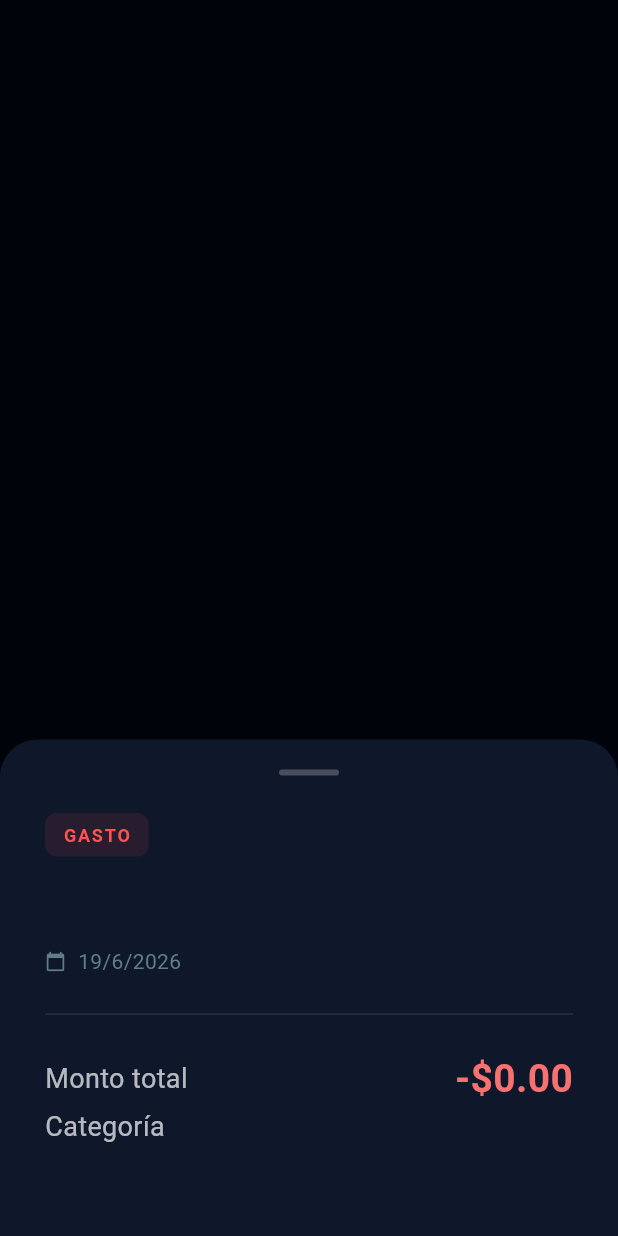
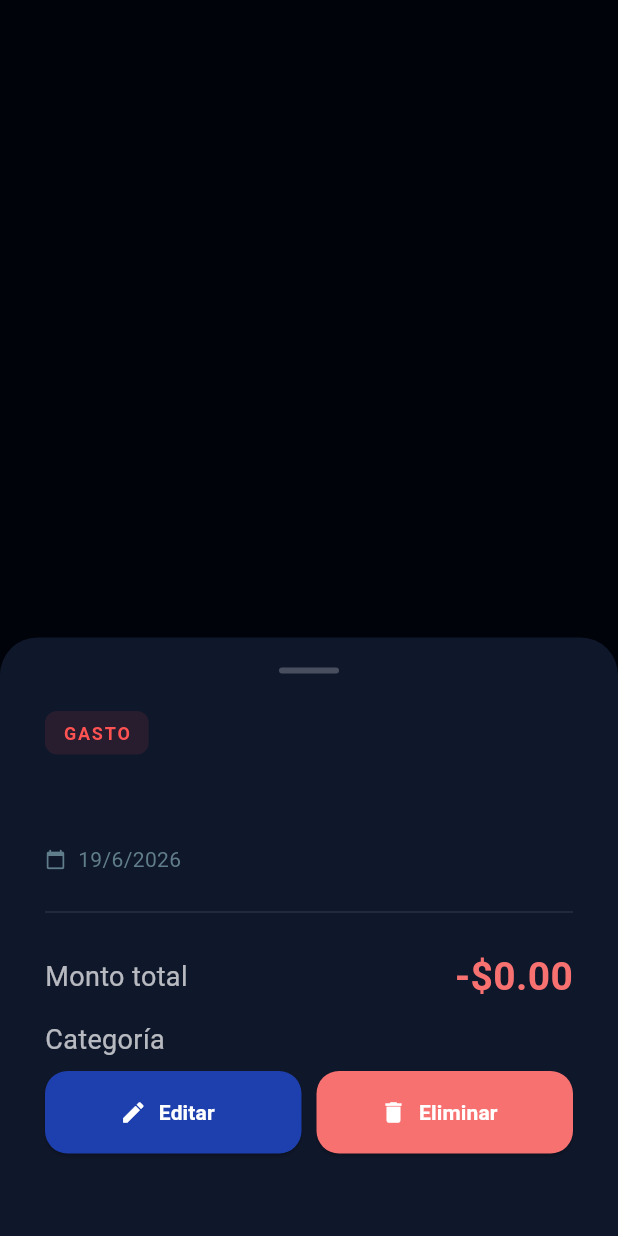
Before and after one commit to K1lluaZk/Fluxo, a Flutter app: what showDetalleMovimiento() shows on an empty page, opened directly with empty values, on a phone screen of 412 x 824 dp. Run offline on Flutter 3.47's test engine with Material 3 defaults, Android fonts, the phone set to English and light mode, and no system bars; our stand-ins replace fl_chart, hive, hive_flutter; accounts and stored records are empty.

Commit message:
Add edit and delete buttons in details

```diff
--- a/flujo_app/lib/features/home/sheets/add_movimiento_sheet.dart
+++ b/flujo_app/lib/features/home/sheets/add_movimiento_sheet.dart
@@ -11,16 +11,18 @@ void showAddMovimientoSheet({
 
   // Lista de categorías disponibles
   final List<String> categorias = [
+    "Pendiente",
     "Comida",
     "Transporte",
     "Compras",
     "Trabajo",
     "Entretenimiento",
     "Salud",
+    "Otras",
   ];
 
   // Categoría seleccionada por defecto
-  String categoriaSeleccionada = "Comida";
+  String categoriaSeleccionada = "Pendiente";
 
   showModalBottomSheet(
     context: context,
--- a/flujo_app/lib/features/home/sheets/detalle_movimiento_sheet.dart
+++ b/flujo_app/lib/features/home/sheets/detalle_movimiento_sheet.dart
@@ -1,20 +1,28 @@
 import 'package:flutter/material.dart';
+import 'package:provider/provider.dart';
+
 import '../../../../data/models/movimiento.dart';
+import '../providers/movimiento_provider.dart';
+import 'edit_movimiento_sheet.dart';
 
-void showDetalleMovimiento(BuildContext context, Movimiento item) {
+void showDetalleMovimiento(
+  BuildContext context,
+  Movimiento item,
+) {
   showModalBottomSheet(
     context: context,
-    backgroundColor: const Color(0xFF0F172A), // Fondo oscuro coherente
+    backgroundColor: const Color(0xFF0F172A),
     shape: const RoundedRectangleBorder(
-      borderRadius: BorderRadius.vertical(top: Radius.circular(25)),
+      borderRadius: BorderRadius.vertical(
+        top: Radius.circular(25),
+      ),
     ),
     builder: (context) => Padding(
-      padding: const EdgeInsets.symmetric(horizontal: 30, vertical: 20),
+     padding: const EdgeInsets.fromLTRB(30, 20, 30, 55),
       child: Column(
         mainAxisSize: MainAxisSize.min,
         crossAxisAlignment: CrossAxisAlignment.start,
         children: [
-          // Línea decorativa superior (Pestaña)
           Center(
             child: Container(
               width: 40,
@@ -25,13 +33,17 @@ void showDetalleMovimiento(BuildContext context, Movimiento item) {
               ),
             ),
           ),
+
           const SizedBox(height: 25),
 
-          // Etiqueta de Tipo (Ingreso/Gasto)
           Container(
-            padding: const EdgeInsets.symmetric(horizontal: 12, vertical: 6),
+            padding: const EdgeInsets.symmetric(
+              horizontal: 12,
+              vertical: 6,
+            ),
             decoration: BoxDecoration(
-              color: (item.ingreso ? Colors.greenAccent : Colors.redAccent).withOpacity(0.1),
+              color: (item.ingreso ? Colors.greenAccent : Colors.redAccent)
+                  .withOpacity(0.1),
               borderRadius: BorderRadius.circular(8),
             ),
             child: Text(
@@ -47,7 +59,6 @@ void showDetalleMovimiento(BuildContext context, Movimiento item) {
 
           const SizedBox(height: 15),
 
-          // Título del movimiento
           Text(
             item.titulo,
             style: const TextStyle(
@@ -57,11 +68,15 @@ void showDetalleMovimiento(BuildContext context, Movimiento item) {
             ),
           ),
 
-          // Fecha formateada
           const SizedBox(height: 5),
+
           Row(
             children: [
-              const Icon(Icons.calendar_today, size: 14, color: Colors.blueGrey),
+              const Icon(
+                Icons.calendar_today,
+                size: 14,
+                color: Colors.blueGrey,
+              ),
               const SizedBox(width: 8),
               Text(
                 "${item.fecha.day}/${item.fecha.month}/${item.fecha.year}",
@@ -75,31 +90,40 @@ void showDetalleMovimiento(BuildContext context, Movimiento item) {
 
           const Divider(height: 50, color: Colors.white10),
 
-          // Fila de Monto
           Row(
             mainAxisAlignment: MainAxisAlignment.spaceBetween,
             children: [
               const Text(
                 "Monto total",
-                style: TextStyle(fontSize: 18, color: Colors.white70),
+                style: TextStyle(
+                  fontSize: 18,
+                  color: Colors.white70,
+                ),
               ),
               Text(
                 "${item.ingreso ? '+' : '-'}\$${item.monto.toStringAsFixed(2)}",
                 style: TextStyle(
                   fontSize: 26,
                   fontWeight: FontWeight.bold,
-                  color: item.ingreso ? const Color(0xFF4ADE80) : const Color(0xFFF87171),
+                  color: item.ingreso
+                      ? const Color(0xFF4ADE80)
+                      : const Color(0xFFF87171),
                 ),
               ),
             ],
           ),
+
+          const SizedBox(height: 10),
 
           Row(
             mainAxisAlignment: MainAxisAlignment.spaceBetween,
             children: [
               const Text(
                 "Categoría",
-                style: TextStyle(fontSize: 18, color: Colors.white70),
+                style: TextStyle(
+                  fontSize: 18,
+                  color: Colors.white70,
+                ),
               ),
               Text(
                 item.categoria,
@@ -112,7 +136,74 @@ void showDetalleMovimiento(BuildContext context, Movimiento item) {
             ],
           ),
 
-          const SizedBox(height: 40),
+          const SizedBox(height: 8),
+
+          Row(
+            children: [
+              Expanded(
+                child: ElevatedButton.icon(
+                  style: ElevatedButton.styleFrom(
+                    backgroundColor: const Color(0xFF1E40AF),
+                    foregroundColor: Colors.white,
+                    minimumSize: const Size(double.infinity, 55),
+                    shape: RoundedRectangleBorder(
+                      borderRadius: BorderRadius.circular(15),
+                    ),
+                  ),
+                  icon: const Icon(Icons.edit),
+                  label: const Text(
+                    "Editar",
+                    style: TextStyle(fontWeight: FontWeight.bold),
+                  ),
+                  onPressed: () {
+                    final provider = context.read<MovimientoProvider>();
+
+                    Navigator.pop(context);
+
+                    showEditMovimientoSheet(
+                      context: context,
+                      movimiento: item,
+                      onSave: (movimientoActualizado) {
+                        provider.editarMovimientoPorId(item.id, movimientoActualizado);
+                      },
+                    );
+                  },
+                ),
+              ),
+
+              const SizedBox(width: 10),
+
+              Expanded(
+                child: ElevatedButton.icon(
+                  style: ElevatedButton.styleFrom(
+                    backgroundColor: const Color(0xFFF87171),
+                    foregroundColor: Colors.white,
+                    minimumSize: const Size(double.infinity, 55),
+                    shape: RoundedRectangleBorder(
+                      borderRadius: BorderRadius.circular(15),
+                    ),
+                  ),
+                  icon: const Icon(Icons.delete),
+                  label: const Text(
+                    "Eliminar",
+                    style: TextStyle(fontWeight: FontWeight.bold),
+                  ),
+                  onPressed: () {
+                    final provider = context.read<MovimientoProvider>();
+                    provider.eliminarMovimientoPorId(item.id);
+
+                    Navigator.pop(context);
+
+                    ScaffoldMessenger.of(context).showSnackBar(
+                      const SnackBar(
+                        content: Text("Movimiento eliminado"),
+                      ),
+                    );
+                  },
+                ),
+              ),
+            ],
+          ),
         ],
       ),
     ),
```
Also changed, not shown: flujo_app/lib/features/home/providers/movimiento_provider.dart (+58 -12 lines), flujo_app/lib/features/home/sheets/edit_movimiento_sheet.dart (added, +299 -0 lines).
